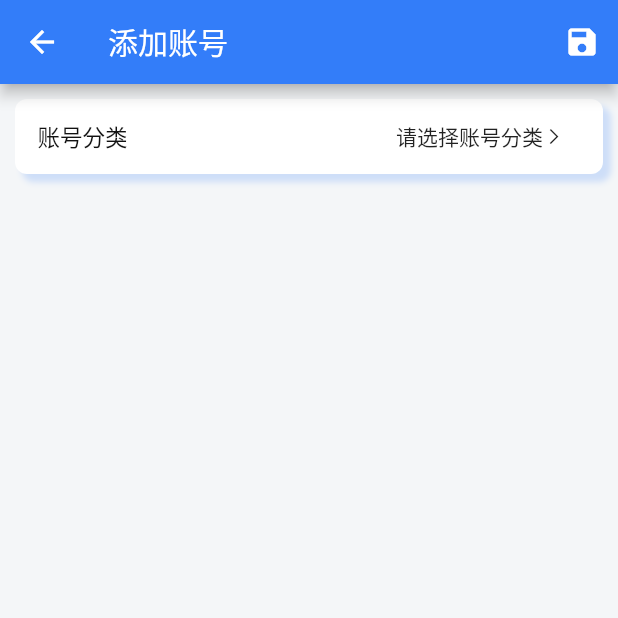
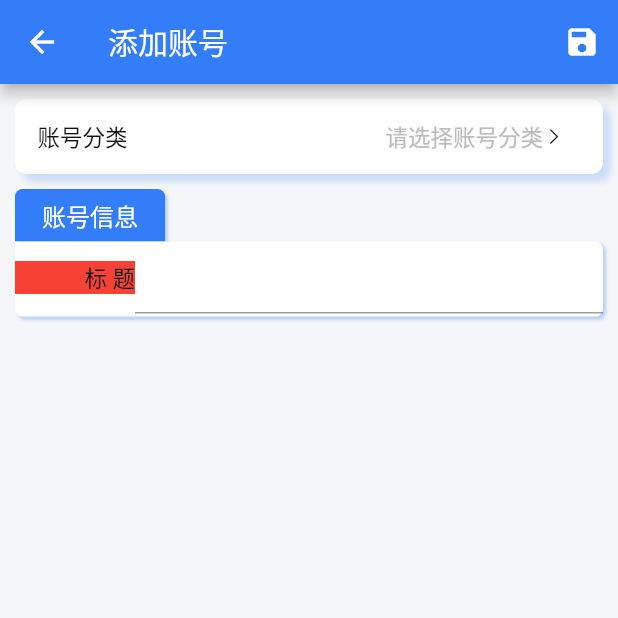
Before and after one commit to vvkeep/flutter-remember, a Flutter app: the HomeItemDetailPage screen opened by its route, on a phone screen of 412 x 824 dp, the top half of it. Run offline on Flutter 3.47's test engine with Material 2 defaults, Android fonts, the phone set to English and light mode, and no system bars; our stand-ins replace fluttertoast, get.

Commit message:
add some

```diff
--- a/lib/config/style.dart
+++ b/lib/config/style.dart
@@ -14,9 +14,15 @@ class RMColors {
 class RMConstant {
   static const lagerTextSize = 30.0;
   static const bigTextSize = 23.0;
-  static const midTextSize = 18.0;
+  static const midTextSize = 16.0;
   static const normalTextSize = 15.0;
   static const minTextSize = 12.0;
+
+  static const minTextLight = TextStyle(
+    color: RMColors.lightTextColor,
+    fontSize: minTextSize,
+    fontWeight: FontWeight.normal,
+  );
 
   static const normalTextDark = TextStyle(
     color: RMColors.darkTextColor,
--- a/lib/page/home_category_page.dart
+++ b/lib/page/home_category_page.dart
@@ -1,6 +1,7 @@
 import 'package:flutter/material.dart';
 import 'package:remember/config/style.dart';
 import 'package:remember/mock/mock.dart';
+import 'package:remember/model/item_model.dart';
 import 'package:remember/page/widget/home_category_item_widget.dart';
 import 'package:remember/page/widget/home_search_bar_widget.dart';
 import 'package:remember/router/routers.dart';
@@ -50,7 +51,7 @@ class _HomeCategoryListPageState extends State<HomeCategoryListPage> {
                 ),
                 itemCount: Mock.categroyItems.length,
                 itemBuilder: (context, index) {
-                  var category = Mock.categroyItems[index];
+                  RMCategoryModel category = Mock.categroyItems[index];
                   return GestureDetector(
                     child: HomeCategoryItemWidget(categoryModel: category),
                     onTap: () {
--- a/lib/page/home_item_detail_page.dart
+++ b/lib/page/home_item_detail_page.dart
@@ -1,5 +1,3 @@
-import 'dart:ffi';
-
 import 'package:flutter/material.dart';
 import 'package:remember/config/style.dart';
 import 'package:remember/mock/mock.dart';
@@ -30,7 +28,10 @@ class _HomeItemDetailPageState extends State<HomeItemDetailPage> {
       body: SingleChildScrollView(
         child: Padding(
           padding: EdgeInsets.only(top: 10, left: 10, right: 10),
-          child: Container(
+          child: Column(
+            crossAxisAlignment: CrossAxisAlignment.start,
+            children: [
+              Container(
                 padding: EdgeInsets.symmetric(horizontal: 15),
                 width: double.infinity,
                 height: 50,
@@ -58,7 +59,7 @@ class _HomeItemDetailPageState extends State<HomeItemDetailPage> {
                       },
                       child: Row(
                         children: [
-                      Text('请选择账号分类'),
+                          Text('请选择账号分类', style: RMConstant.normalTextLight),
                           Icon(RMICons.arrow, size: 15),
                           SizedBox(width: 10),
                         ],
@@ -67,6 +68,61 @@ class _HomeItemDetailPageState extends State<HomeItemDetailPage> {
                   ],
                 ),
               ),
+              SizedBox(height: 10),
+              Container(
+                alignment: Alignment.center,
+                width: 100,
+                height: 35,
+                decoration: BoxDecoration(
+                  color: RMColors.primaryColor,
+                  borderRadius: BorderRadius.vertical(top: Radius.circular(5)),
+                  boxShadow: [
+                    BoxShadow(
+                      color: RMColors.primaryColor.withOpacity(0.3),
+                      offset: Offset(2.0, 2.0),
+                      blurRadius: 1,
+                    )
+                  ],
+                ),
+                child: Text('账号信息', style: RMConstant.midTextWhite),
+              ),
+              Container(
+                height: 50,
+                width: double.infinity,
+                decoration: BoxDecoration(
+                  color: RMColors.white,
+                  borderRadius: BorderRadius.only(
+                    topRight: Radius.circular(5),
+                    bottomLeft: Radius.circular(5),
+                    bottomRight: Radius.circular(5),
+                  ),
+                  boxShadow: [
+                    BoxShadow(
+                      color: RMColors.primaryColor.withOpacity(0.3),
+                      offset: Offset(2.0, 2.0),
+                      blurRadius: 1,
+                    )
+                  ],
+                ),
+                child: Column(
+                  children: [
+                    Row(
+                      children: [
+                        Container(
+                          width: 80,
+                          color: Colors.red,
+                          child: Text('标 题',
+                              style: RMConstant.normalTextDark,
+                              textAlign: TextAlign.end),
+                        ),
+                        Expanded(child: TextField())
+                      ],
+                    )
+                  ],
+                ),
+              )
+            ],
+          ),
         ),
       ),
     );
```
Lines whose indentation alone changed are shown as unchanged.
